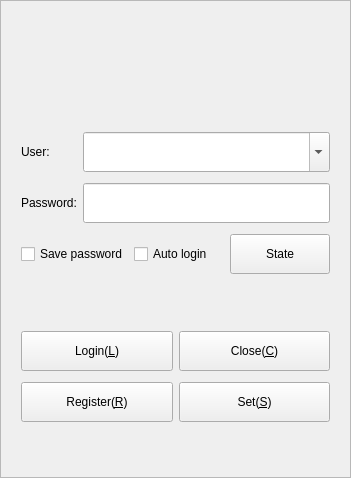
Above: Widgets/FrmLogin/FrmLogin.ui from KangLin/RabbitIm before the change. Below: the same form after it.
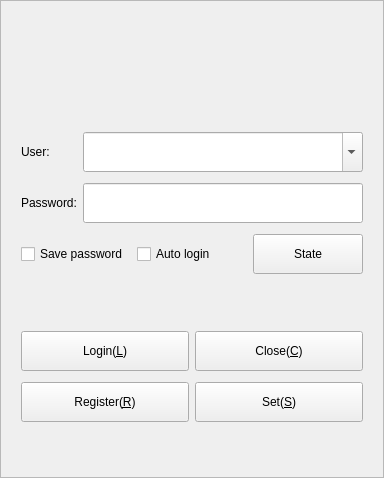
That is the form after the change. Icons and pictures are not drawn.

```diff
--- a/Widgets/FrmLogin/FrmLogin.ui
+++ b/Widgets/FrmLogin/FrmLogin.ui
@@ -6,7 +6,7 @@
    <rect>
     <x>0</x>
     <y>0</y>
-    <width>350</width>
+    <width>384</width>
     <height>478</height>
    </rect>
   </property>
```
Left out of the diff: 2 changed lines with no effect on the pictures.
